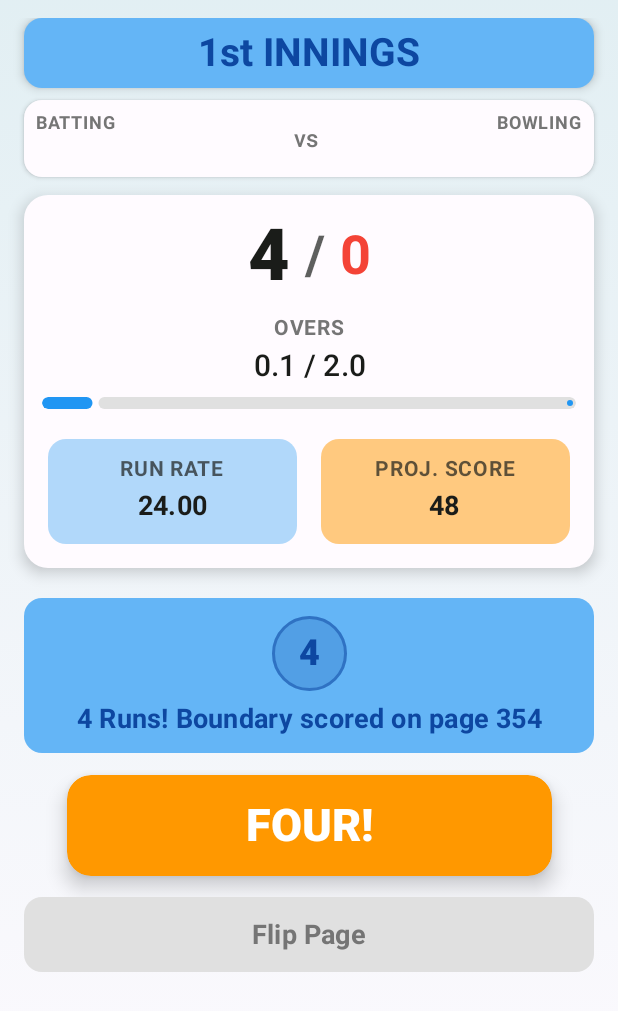
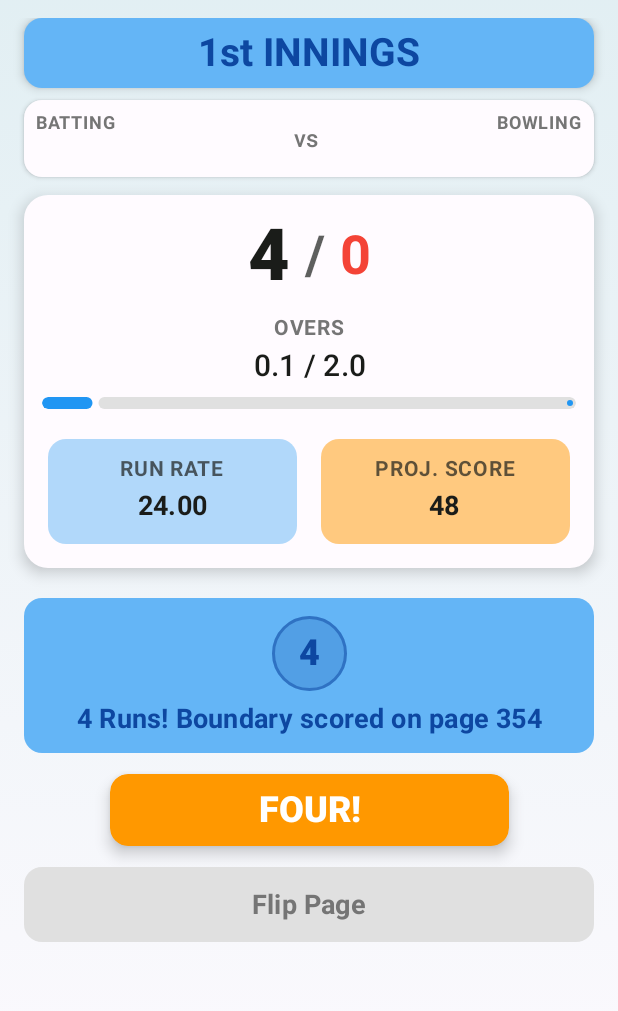
Before and after one commit to AbhinavSantoshi/BookCricketApp, an Android app built with Jetpack Compose: the InningsScreen screen opened through its navigation route, after a tap on "Flip Page", on a phone screen of 412 x 824 dp. Shown: the top 1011 px of the screen. Run offline under Robolectric (Android 15) with nearby library versions, the phone set to English and light mode, and no system bars; Roboto replaces fonts that are not available here.

```diff
--- a/app/src/main/java/com/example/bookcricketapp/screens/InningsScreen.kt
+++ b/app/src/main/java/com/example/bookcricketapp/screens/InningsScreen.kt
@@ -556,30 +556,30 @@ fun InningsScreen(
                 Box(
                     modifier = Modifier
                         .fillMaxWidth()
-                        .height(80.dp) // Reduced height
-                        .padding(vertical = 4.dp), // Reduced padding
+                        .height(60.dp) // Reduced height from 60dp to 45dp
+                        .padding(vertical = 2.dp), // Reduced padding from 4dp to 2dp
                     contentAlignment = Alignment.Center
                 ) {
                     Card(
                         modifier = Modifier
-                            .fillMaxWidth(0.85f)
+                            .fillMaxWidth(0.7f) // Reduced width from 0.85f to 0.7f
                             .shadow(
-                                elevation = 8.dp,
-                                shape = RoundedCornerShape(16.dp)
+                                elevation = 6.dp, // Reduced elevation from 8dp to 6dp
+                                shape = RoundedCornerShape(12.dp) // Reduced corner radius from 16dp to 12dp
                             ),
-                        shape = RoundedCornerShape(16.dp),
+                        shape = RoundedCornerShape(12.dp), // Reduced corner radius from 16dp to 12dp
                         colors = CardDefaults.cardColors(
                             containerColor = when {
                                 isWicketFalling -> MaterialTheme.colorScheme.error
-                                currentRunAnimation == "four" -> MaterialTheme.colorScheme.tertiary // Changed from primary to tertiary (BoundaryOrange)
-                                else -> MaterialTheme.colorScheme.tertiary
+                                currentRunAnimation == "four" -> MaterialTheme.colorScheme.tertiary
+                                else -> MaterialTheme.colorScheme.secondary
                             }
                         )
                     ) {
                         Row(
                             modifier = Modifier
                                 .fillMaxWidth()
-                                .padding(vertical = 16.dp, horizontal = 16.dp), // Reduced padding
+                                .padding(vertical = 10.dp, horizontal = 12.dp), // Reduced padding from 16dp to smaller values
                             horizontalArrangement = Arrangement.Center,
                             verticalAlignment = Alignment.CenterVertically
                         ) {
@@ -592,7 +592,7 @@ fun InningsScreen(
 
                             Text(
                                 text = animationText,
-                                style = MaterialTheme.typography.headlineMedium, // Reduced text size
+                                style = MaterialTheme.typography.titleLarge, // Changed from headlineMedium to titleLarge for smaller text
                                 fontWeight = FontWeight.ExtraBold,
                                 color = Color.White,
                                 textAlign = TextAlign.Center
```
Also changed, not shown: app/src/main/java/com/example/bookcricketapp/screens/TossScreen.kt (+12 -89 lines), app/src/main/res/drawable/cricket_ball.png (added), app/src/main/res/drawable/cricket_bat.png (added), 2 other files.
